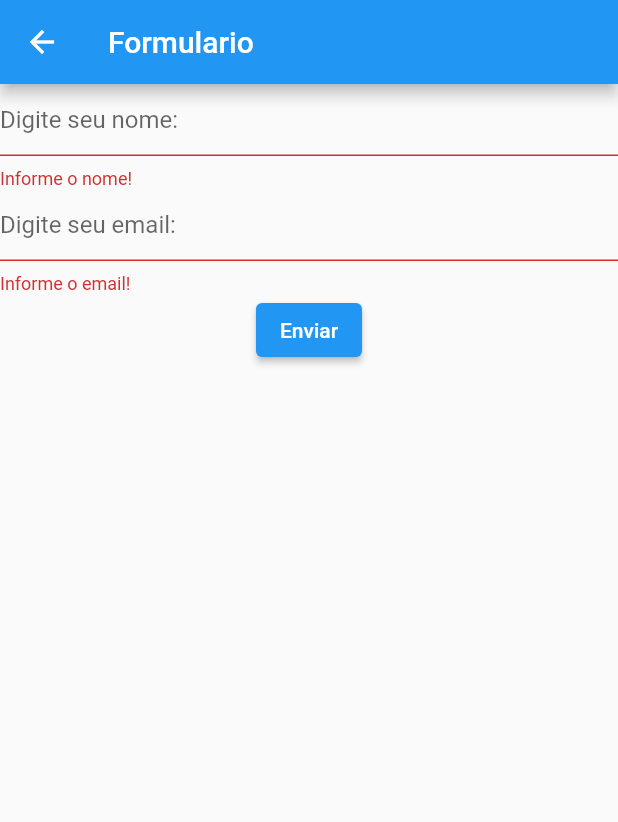
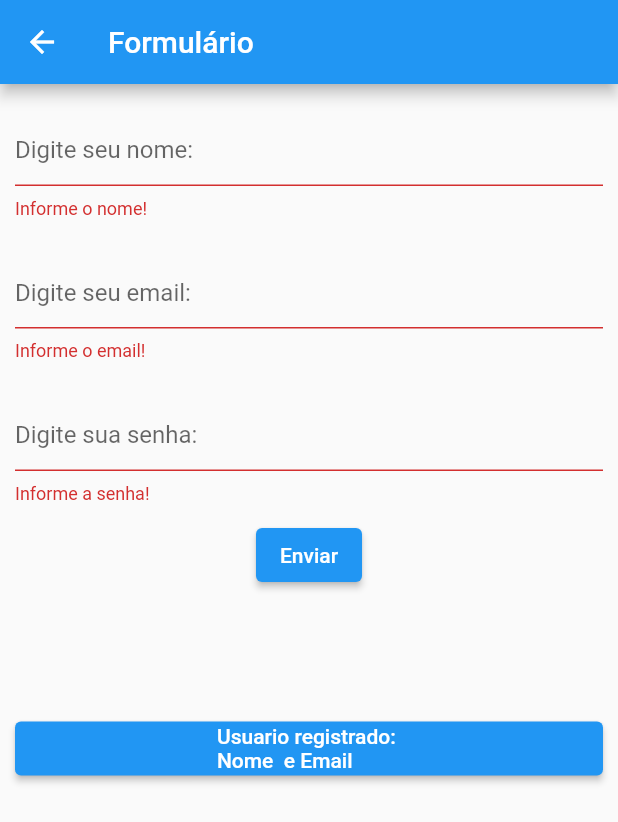
Before and after one commit to juliahaertel/flutter, a Flutter app: the FormPage screen opened by its route, after a tap on "Enviar", on a phone screen of 412 x 824 dp. Shown: the top 822 px of the screen. Run offline on Flutter 3.47's test engine with Material 2 defaults, Android fonts, the phone set to English and light mode, and no system bars.

Commit message:
Adicionado validações formulario

```diff
--- a/lib/src/form.dart
+++ b/lib/src/form.dart
@@ -9,9 +9,12 @@ class FormPage extends StatelessWidget{
   Widget build(BuildContext context){
     return Scaffold(
       appBar: AppBar(
-        title: const Text('Formulario')
+        title: const Text('Formulário')
       ),
-      body: const FormularioPage(),
+      body: Container(
+        padding:const EdgeInsets.all(10),
+        child: const FormularioPage(),
+      )
     );
   }
 
--- a/lib/src/formulario.dart
+++ b/lib/src/formulario.dart
@@ -1,3 +1,4 @@
+import 'package:flutter/cupertino.dart';
 import 'package:flutter/material.dart';
 
 class FormularioPage extends StatefulWidget{
@@ -10,12 +11,18 @@ class FormularioPage extends StatefulWidget{
   class _Formulario extends State<FormularioPage>{
     final _formkey = GlobalKey<FormState>();
 
+    String email = '';
+    String nome  = '';
+    //String senha = '';
+
   @override
   Widget build(BuildContext context){
     return Form(
       key: _formkey,
       child:Column(
         children: [
+          //const SizedBox(height:50),
+          const Padding(padding: EdgeInsets.only(top: 10.0)),
           TextFormField(
             decoration: const InputDecoration(
               hintText: 'Digite seu nome:'
@@ -27,7 +34,13 @@ class FormularioPage extends StatefulWidget{
                 null;
               }
             },
+            onSaved: (txt){
+              setState(() {
+                nome = txt!;
+              });
+            },
           ),
+          const Padding(padding: EdgeInsets.only(top: 25.0)),
           TextFormField(
             decoration: const InputDecoration(
               hintText: 'Digite seu email:'
@@ -39,14 +52,52 @@ class FormularioPage extends StatefulWidget{
                 null;
               }
             },
+            onSaved: (txt){
+              setState(() {
+                email = txt!;
+              });
+            },
           ),
+          const Padding(padding: EdgeInsets.only(top: 25.0)),
+          TextFormField(
+            obscureText: true,
+            decoration: const InputDecoration(
+              hintText: 'Digite sua senha:'
+            ),
+            validator: (value){
+              if(value!.isEmpty){
+                return 'Informe a senha!';
+              }else if(value.length < 8){
+                return 'Informe uma senha com no minimo 8 digitos.';
+              }else{
+                null;
+              }
+            },
+          ),
+          const Padding(padding: EdgeInsets.only(top: 10.0)),
           ElevatedButton(
             child: const Text('Enviar'),
             onPressed: (){
               if(_formkey.currentState!.validate()){
+                _formkey.currentState!.save();
                 print("validadooow");
               }
             },
+          ),
+          const Padding(padding: EdgeInsets.only(top: 70.0)),
+          Container(
+            //color: Colors.lightBlue,
+            height: 70,
+            //width: 100000,
+            child: Row(
+              children: [
+                Expanded(child: ElevatedButton(
+                  onPressed: (){},
+                  child: Text('Usuario registrado: \nNome $nome e Email $email'),
+                  )
+                )
+              ],
+            )
           )
         ],
       ),
```
